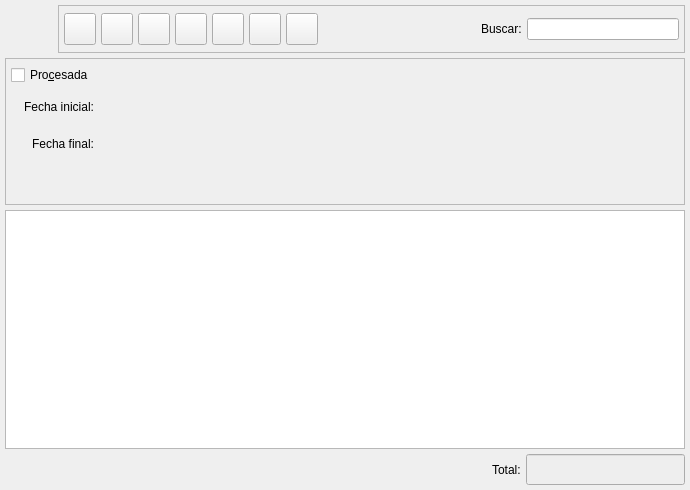
This is bulmages/bulmafact/src/facturaslistbase.ui in eboladev/Bulmages-1 as Qt 5 draws it before an edit. The edited form follows.
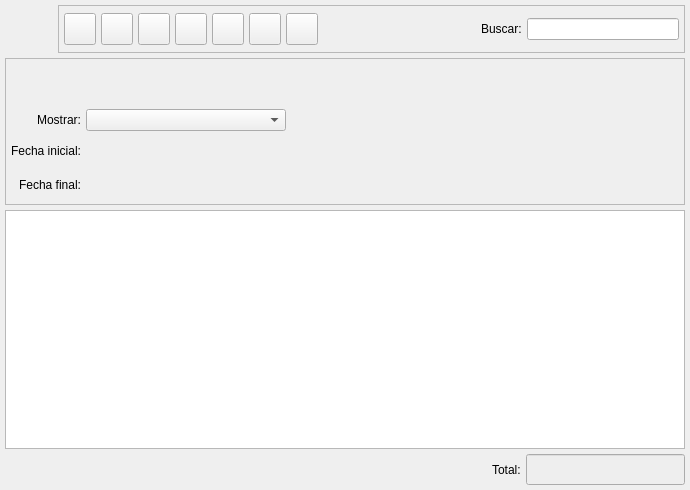
This is the edited form. Icons and pictures are not drawn. Custom widgets are drawn as their Qt base class.

Commit message: Se ha mejorado el filtrado del listado de facturas para que muestre las facturas procesadas, no procesadas y todas.

The edit to the form file:
```diff
--- a/bulmages/bulmafact/src/facturaslistbase.ui
+++ b/bulmages/bulmafact/src/facturaslistbase.ui
@@ -19,14 +19,186 @@
   <property name="windowIcon" >
    <iconset resource="../../bulmages.qrc" >:/Bulmafact48x48/images/png/48x48/i_bulmages_ventas_facturas_listado.48x48.png</iconset>
   </property>
-  <layout class="QVBoxLayout" >
+  <layout class="QGridLayout" >
    <property name="margin" >
     <number>5</number>
    </property>
    <property name="spacing" >
     <number>5</number>
    </property>
-   <item>
+   <item row="1" column="0" >
+    <widget class="QFrame" name="m_busqueda" >
+     <property name="frameShape" >
+      <enum>QFrame::StyledPanel</enum>
+     </property>
+     <property name="frameShadow" >
+      <enum>QFrame::Raised</enum>
+     </property>
+     <layout class="QGridLayout" >
+      <property name="margin" >
+       <number>5</number>
+      </property>
+      <property name="spacing" >
+       <number>5</number>
+      </property>
+      <item rowspan="4" row="0" column="2" >
+       <layout class="QVBoxLayout" >
+        <property name="margin" >
+         <number>0</number>
+        </property>
+        <property name="spacing" >
+         <number>5</number>
+        </property>
+        <item>
+         <widget class="BusquedaCliente" native="1" name="m_cliente" >
+          <property name="sizePolicy" >
+           <sizepolicy>
+            <hsizetype>7</hsizetype>
+            <vsizetype>5</vsizetype>
+            <horstretch>0</horstretch>
+            <verstretch>0</verstretch>
+           </sizepolicy>
+          </property>
+          <property name="minimumSize" >
+           <size>
+            <width>150</width>
+            <height>65</height>
+           </size>
+          </property>
+         </widget>
+        </item>
+        <item>
+         <widget class="BusquedaArticulo" native="1" name="m_articulo" >
+          <property name="sizePolicy" >
+           <sizepolicy>
+            <hsizetype>7</hsizetype>
+            <vsizetype>5</vsizetype>
+            <horstretch>0</horstretch>
+            <verstretch>0</verstretch>
+           </sizepolicy>
+          </property>
+          <property name="minimumSize" >
+           <size>
+            <width>150</width>
+            <height>65</height>
+           </size>
+          </property>
+         </widget>
+        </item>
+       </layout>
+      </item>
+      <item row="2" column="1" >
+       <widget class="BusquedaFecha" native="1" name="m_fechain" >
+        <property name="minimumSize" >
+         <size>
+          <width>200</width>
+          <height>0</height>
+         </size>
+        </property>
+        <property name="maximumSize" >
+         <size>
+          <width>200</width>
+          <height>16777215</height>
+         </size>
+        </property>
+       </widget>
+      </item>
+      <item row="1" column="0" >
+       <widget class="QLabel" name="label_2" >
+        <property name="text" >
+         <string>Mostrar:</string>
+        </property>
+        <property name="alignment" >
+         <set>Qt::AlignRight|Qt::AlignTrailing|Qt::AlignVCenter</set>
+        </property>
+       </widget>
+      </item>
+      <item row="1" column="1" >
+       <widget class="QComboBox" name="mui_procesada" >
+        <property name="minimumSize" >
+         <size>
+          <width>200</width>
+          <height>0</height>
+         </size>
+        </property>
+        <property name="maximumSize" >
+         <size>
+          <width>200</width>
+          <height>16777215</height>
+         </size>
+        </property>
+        <property name="focusPolicy" >
+         <enum>Qt::StrongFocus</enum>
+        </property>
+        <property name="frame" >
+         <bool>true</bool>
+        </property>
+       </widget>
+      </item>
+      <item row="3" column="1" >
+       <widget class="BusquedaFecha" native="1" name="m_fechafin" >
+        <property name="sizePolicy" >
+         <sizepolicy>
+          <hsizetype>4</hsizetype>
+          <vsizetype>5</vsizetype>
+          <horstretch>0</horstretch>
+          <verstretch>0</verstretch>
+         </sizepolicy>
+        </property>
+        <property name="minimumSize" >
+         <size>
+          <width>200</width>
+          <height>0</height>
+         </size>
+        </property>
+        <property name="maximumSize" >
+         <size>
+          <width>200</width>
+          <height>16777215</height>
+         </size>
+        </property>
+       </widget>
+      </item>
+      <item row="3" column="0" >
+       <widget class="QLabel" name="textLabel1_4_2" >
+        <property name="text" >
+         <string>Fecha final:</string>
+        </property>
+        <property name="alignment" >
+         <set>Qt::AlignRight|Qt::AlignTrailing|Qt::AlignVCenter</set>
+        </property>
+       </widget>
+      </item>
+      <item row="2" column="0" >
+       <widget class="QLabel" name="textLabel1_4" >
+        <property name="text" >
+         <string>Fecha inicial:</string>
+        </property>
+        <property name="alignment" >
+         <set>Qt::AlignRight|Qt::AlignTrailing|Qt::AlignVCenter</set>
+        </property>
+       </widget>
+      </item>
+      <item row="0" column="0" colspan="2" >
+       <spacer>
+        <property name="orientation" >
+         <enum>Qt::Vertical</enum>
+        </property>
+        <property name="sizeType" >
+         <enum>QSizePolicy::Preferred</enum>
+        </property>
+        <property name="sizeHint" >
+         <size>
+          <width>20</width>
+          <height>40</height>
+         </size>
+        </property>
+       </spacer>
+      </item>
+     </layout>
+    </widget>
+   </item>
+   <item row="0" column="0" >
     <layout class="QHBoxLayout" >
      <property name="margin" >
       <number>0</number>
@@ -395,192 +567,10 @@
      </item>
     </layout>
    </item>
-   <item>
-    <widget class="QFrame" name="m_busqueda" >
-     <property name="frameShape" >
-      <enum>QFrame::StyledPanel</enum>
-     </property>
-     <property name="frameShadow" >
-      <enum>QFrame::Raised</enum>
-     </property>
-     <layout class="QGridLayout" >
-      <property name="margin" >
-       <number>5</number>
-      </property>
-      <property name="spacing" >
-       <number>5</number>
-      </property>
-      <item row="3" column="0" >
-       <spacer>
-        <property name="orientation" >
-         <enum>Qt::Vertical</enum>
-        </property>
-        <property name="sizeType" >
-         <enum>QSizePolicy::Preferred</enum>
-        </property>
-        <property name="sizeHint" >
-         <size>
-          <width>20</width>
-          <height>40</height>
-         </size>
-        </property>
-       </spacer>
-      </item>
-      <item row="3" column="1" >
-       <spacer>
-        <property name="orientation" >
-         <enum>Qt::Vertical</enum>
-        </property>
-        <property name="sizeType" >
-         <enum>QSizePolicy::Preferred</enum>
-        </property>
-        <property name="sizeHint" >
-         <size>
-          <width>20</width>
-          <height>40</height>
-         </size>
-        </property>
-       </spacer>
-      </item>
-      <item row="1" column="1" >
-       <widget class="BusquedaFecha" native="1" name="m_fechain" >
-        <property name="minimumSize" >
-         <size>
-          <width>150</width>
-          <height>0</height>
-         </size>
-        </property>
-        <property name="maximumSize" >
-         <size>
-          <width>200</width>
-          <height>16777215</height>
-         </size>
-        </property>
-       </widget>
-      </item>
-      <item row="0" column="1" >
-       <spacer>
-        <property name="orientation" >
-         <enum>Qt::Horizontal</enum>
-        </property>
-        <property name="sizeType" >
-         <enum>QSizePolicy::Preferred</enum>
-        </property>
-        <property name="sizeHint" >
-         <size>
-          <width>241</width>
-          <height>22</height>
-         </size>
-        </property>
-       </spacer>
-      </item>
-      <item row="2" column="1" >
-       <widget class="BusquedaFecha" native="1" name="m_fechafin" >
-        <property name="sizePolicy" >
-         <sizepolicy>
-          <hsizetype>4</hsizetype>
-          <vsizetype>5</vsizetype>
-          <horstretch>0</horstretch>
-          <verstretch>0</verstretch>
-         </sizepolicy>
-        </property>
-        <property name="minimumSize" >
-         <size>
-          <width>150</width>
-          <height>0</height>
-         </size>
-        </property>
-        <property name="maximumSize" >
-         <size>
-          <width>200</width>
-          <height>16777215</height>
-         </size>
-        </property>
-       </widget>
-      </item>
-      <item row="0" column="0" >
-       <widget class="QCheckBox" name="m_procesada" >
-        <property name="text" >
-         <string>Pro&amp;cesada</string>
-        </property>
-        <property name="shortcut" >
-         <string>Alt+C</string>
-        </property>
-       </widget>
-      </item>
-      <item row="1" column="0" >
-       <widget class="QLabel" name="textLabel1_4" >
-        <property name="text" >
-         <string>Fecha inicial:</string>
-        </property>
-        <property name="alignment" >
-         <set>Qt::AlignRight|Qt::AlignTrailing|Qt::AlignVCenter</set>
-        </property>
-       </widget>
-      </item>
-      <item row="2" column="0" >
-       <widget class="QLabel" name="textLabel1_4_2" >
-        <property name="text" >
-         <string>Fecha final:</string>
-        </property>
-        <property name="alignment" >
-         <set>Qt::AlignRight|Qt::AlignTrailing|Qt::AlignVCenter</set>
-        </property>
-       </widget>
-      </item>
-      <item rowspan="4" row="0" column="2" >
-       <layout class="QVBoxLayout" >
-        <property name="margin" >
-         <number>0</number>
-        </property>
-        <property name="spacing" >
-         <number>5</number>
-        </property>
-        <item>
-         <widget class="BusquedaCliente" native="1" name="m_cliente" >
-          <property name="sizePolicy" >
-           <sizepolicy>
-            <hsizetype>7</hsizetype>
-            <vsizetype>5</vsizetype>
-            <horstretch>0</horstretch>
-            <verstretch>0</verstretch>
-           </sizepolicy>
-          </property>
-          <property name="minimumSize" >
-           <size>
-            <width>150</width>
-            <height>65</height>
-           </size>
-          </property>
-         </widget>
-        </item>
-        <item>
-         <widget class="BusquedaArticulo" native="1" name="m_articulo" >
-          <property name="sizePolicy" >
-           <sizepolicy>
-            <hsizetype>7</hsizetype>
-            <vsizetype>5</vsizetype>
-            <horstretch>0</horstretch>
-            <verstretch>0</verstretch>
-           </sizepolicy>
-          </property>
-          <property name="minimumSize" >
-           <size>
-            <width>150</width>
-            <height>65</height>
-           </size>
-          </property>
-         </widget>
-        </item>
-       </layout>
-      </item>
-     </layout>
-    </widget>
-   </item>
-   <item>
+   <item row="2" column="0" >
     <widget class="FacturasListSubform" name="mui_list" />
    </item>
-   <item>
+   <item row="3" column="0" >
     <layout class="QHBoxLayout" >
      <property name="margin" >
       <number>0</number>
```
The commit also changes 4 other files.
